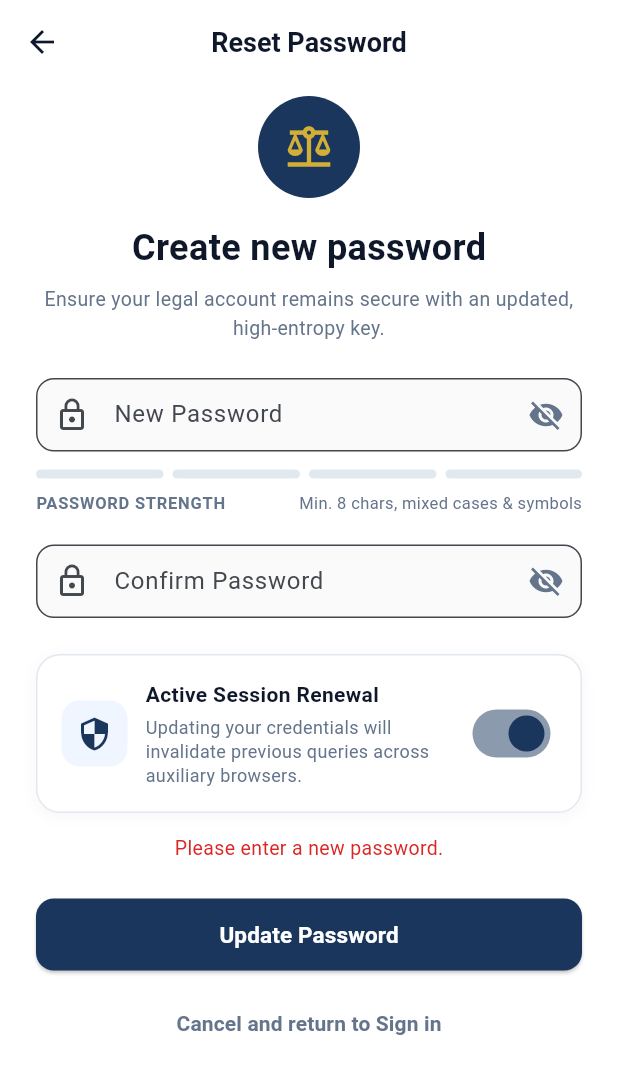
After one commit to laliguras101/WakilAI, a Flutter app: the PasswordRecoveryScreen screen opened directly, after a tap on "Update Password", on a phone screen of 412 x 824 dp. The commit adds this screen. Shown: the top 1074 px of the screen. Run offline on Flutter 3.47's test engine with Material 3 defaults, Android fonts, the phone set to English and light mode, and no system bars.

Commit message:
feat(US-13): add Figma-matched PasswordRecoveryScreen with global session revocation toggle

```diff
--- a/lib/view/authentication/login_screen.dart
+++ b/lib/view/authentication/login_screen.dart
@@ -2,6 +2,7 @@ import 'package:ai39a/constants/app_colors.dart';
 import 'package:ai39a/constants/app_images.dart';
 import 'package:ai39a/services/auth_service.dart';
 import 'package:ai39a/view/authentication/otp_verification_screen.dart';
+import 'package:ai39a/view/authentication/password_recovery_screen.dart';
 import 'package:ai39a/view/authentication/widgets/social_media_card.dart';
 import 'package:ai39a/view/dashboard/dashboard_screen.dart';
 import 'package:flutter/material.dart';
@@ -65,7 +66,7 @@ class _LoginScreenState extends State<LoginScreen> {
       ),
       body: SafeArea(
         child: SingleChildScrollView(
-          padding: const EdgeInsets.symmetric(horizontal: 24.0, vertical: 8.0),
+          padding: const EdgeInsets.symmetric(horizontal: 24.0, vertical: 4.0),
           child: Form(
             key: _formKey,
             child: Column(
@@ -73,40 +74,40 @@ class _LoginScreenState extends State<LoginScreen> {
               children: [
                 // Brand Emblem
                 Container(
-                  width: 68,
-                  height: 68,
+                  width: 56,
+                  height: 56,
                   decoration: const BoxDecoration(
                     color: AppColors.primary,
                     shape: BoxShape.circle,
                   ),
                   child: const Center(
-                    child: Icon(Icons.balance, color: AppColors.emblemGold, size: 34),
+                    child: Icon(Icons.balance, color: AppColors.emblemGold, size: 28),
                   ),
                 ),
 
-                const SizedBox(height: 16),
+                const SizedBox(height: 10),
 
                 const Text(
                   "Sign in to Wakil",
                   style: TextStyle(
-                    fontSize: 24,
+                    fontSize: 22,
                     fontWeight: FontWeight.bold,
                     color: AppColors.textPrimary,
                   ),
                 ),
 
-                const SizedBox(height: 6),
+                const SizedBox(height: 4),
 
                 const Text(
                   "Sync your legal conversations, saved statutes, and case notes securely across devices.",
                   textAlign: TextAlign.center,
                   style: TextStyle(
-                    fontSize: 13,
+                    fontSize: 12,
                     color: AppColors.textSecondary,
                   ),
                 ),
 
-                const SizedBox(height: 24),
+                const SizedBox(height: 14),
 
                 // Social Media Buttons (AI39A Techstack)
                 Row(
@@ -134,7 +135,7 @@ class _LoginScreenState extends State<LoginScreen> {
                   ],
                 ),
 
-                const SizedBox(height: 20),
+                const SizedBox(height: 14),
 
                 Row(
                   children: [
@@ -155,7 +156,7 @@ class _LoginScreenState extends State<LoginScreen> {
                   ],
                 ),
 
-                const SizedBox(height: 20),
+                const SizedBox(height: 14),
 
                 // US-04: Email / Phone Input
                 TextFormField(
@@ -186,7 +187,7 @@ class _LoginScreenState extends State<LoginScreen> {
                   },
                 ),
 
-                const SizedBox(height: 16),
+                const SizedBox(height: 12),
 
                 // US-05: Password Input with Eye Visibility Toggle
                 TextFormField(
@@ -227,15 +228,44 @@ class _LoginScreenState extends State<LoginScreen> {
                   },
                 ),
 
+                const SizedBox(height: 4),
+
+                Align(
+                  alignment: Alignment.centerRight,
+                  child: TextButton(
+                    key: const Key('forgot_password_button'),
+                    style: TextButton.styleFrom(
+                      padding: EdgeInsets.zero,
+                      minimumSize: const Size(50, 30),
+                      tapTargetSize: MaterialTapTargetSize.shrinkWrap,
+                    ),
+                    onPressed: () {
+                      Navigator.of(context).push(
+                        MaterialPageRoute(
+                          builder: (_) => const PasswordRecoveryScreen(),
+                        ),
+                      );
+                    },
+                    child: const Text(
+                      "Forgot Password?",
+                      style: TextStyle(
+                        fontSize: 12,
+                        fontWeight: FontWeight.w600,
+                        color: AppColors.primary,
+                      ),
+                    ),
+                  ),
+                ),
+
                 if (_errorMessage != null) ...[
-                  const SizedBox(height: 12),
+                  const SizedBox(height: 8),
                   Text(
                     _errorMessage!,
                     style: const TextStyle(color: AppColors.error, fontSize: 13),
                   ),
                 ],
 
-                const SizedBox(height: 20),
+                const SizedBox(height: 12),
 
                 // Submit Button
                 SizedBox(
--- /dev/null
+++ b/lib/view/authentication/password_recovery_screen.dart
@@ -0,0 +1,483 @@
+import 'package:ai39a/constants/app_colors.dart';
+import 'package:ai39a/services/auth_service.dart';
+import 'package:flutter/material.dart';
+
+class PasswordRecoveryScreen extends StatefulWidget {
+  const PasswordRecoveryScreen({super.key});
+
+  @override
+  State<PasswordRecoveryScreen> createState() => _PasswordRecoveryScreenState();
+}
+
+class _PasswordRecoveryScreenState extends State<PasswordRecoveryScreen> {
+  final _formKey = GlobalKey<FormState>();
+  final TextEditingController _newPasswordController = TextEditingController();
+  final TextEditingController _confirmPasswordController = TextEditingController();
+
+  bool _newPasswordVisible = false;
+  bool _confirmPasswordVisible = false;
+  bool _revokeOtherSessions = true;
+  bool _isLoading = false;
+  String? _errorMessage;
+
+  @override
+  void dispose() {
+    _newPasswordController.dispose();
+    _confirmPasswordController.dispose();
+    super.dispose();
+  }
+
+  int get _passwordStrength {
+    final password = _newPasswordController.text;
+    if (password.isEmpty) return 0;
+    int score = 0;
+    if (password.length >= 8) score++;
+    if (RegExp(r'[a-z]').hasMatch(password) && RegExp(r'[A-Z]').hasMatch(password)) score++;
+    if (RegExp(r'[0-9]').hasMatch(password)) score++;
+    if (RegExp(r'[!@#\$%^&*(),.?":{}|<>_~`\-+=/\\]').hasMatch(password)) score++;
+
+    if (score == 0 && password.isNotEmpty) score = 1;
+    if (password.length < 6 && score > 1) score = 1;
+    return score.clamp(0, 4);
+  }
+
+  String _getStrengthLabel(int strength) {
+    switch (strength) {
+      case 1:
+        return 'WEAK KEY';
+      case 2:
+        return 'FAIR KEY';
+      case 3:
+        return 'GOOD KEY';
+      case 4:
+        return 'STRONG KEY';
+      default:
+        return 'PASSWORD STRENGTH';
+    }
+  }
+
+  Color _getStrengthColor(int strength) {
+    switch (strength) {
+      case 1:
+        return AppColors.error;
+      case 2:
+        return const Color(0xFFF59E0B);
+      case 3:
+        return const Color(0xFF0D9488);
+      case 4:
+        return AppColors.success;
+      default:
+        return AppColors.cardBorder;
+    }
+  }
+
+  bool get _passwordsMatch =>
+      _newPasswordController.text.isNotEmpty &&
+      _confirmPasswordController.text.isNotEmpty &&
+      _newPasswordController.text == _confirmPasswordController.text;
+
+  Future<void> _handleUpdatePassword() async {
+    final newPassword = _newPasswordController.text;
+    final confirmPassword = _confirmPasswordController.text;
+
+    if (newPassword.isEmpty) {
+      setState(() {
+        _errorMessage = 'Please enter a new password.';
+      });
+      return;
+    }
+
+    if (newPassword.length < 6) {
+      setState(() {
+        _errorMessage = 'Password must be at least 6 characters.';
+      });
+      return;
+    }
+
+    if (newPassword != confirmPassword) {
+      setState(() {
+        _errorMessage = 'Passwords do not match.';
+      });
+      return;
+    }
+
+    setState(() {
+      _isLoading = true;
+      _errorMessage = null;
+    });
+
+    try {
+      await AuthService().updatePasswordWithRevocation(
+        newPassword: newPassword,
+        revokeOtherSessions: _revokeOtherSessions,
+      );
+
+      if (!mounted) return;
+
+      ScaffoldMessenger.of(context).showSnackBar(
+        const SnackBar(
+          content: Text('Password updated successfully. Please sign in.'),
+          backgroundColor: AppColors.success,
+        ),
+      );
+
+      Navigator.of(context).pop();
+    } catch (e) {
+      if (!mounted) return;
+      setState(() {
+        _errorMessage = e.toString();
+      });
+    } finally {
+      if (mounted) {
+        setState(() {
+          _isLoading = false;
+        });
+      }
+    }
+  }
+
+  @override
+  Widget build(BuildContext context) {
+    final strength = _passwordStrength;
+    final strengthColor = _getStrengthColor(strength);
+
+    return Scaffold(
+      backgroundColor: Colors.white,
+      appBar: AppBar(
+        backgroundColor: Colors.transparent,
+        elevation: 0,
+        leading: IconButton(
+          key: const Key('back_button'),
+          icon: const Icon(Icons.arrow_back, color: AppColors.textPrimary),
+          onPressed: () => Navigator.of(context).pop(),
+        ),
+        title: const Text(
+          "Reset Password",
+          style: TextStyle(
+            fontSize: 18,
+            fontWeight: FontWeight.bold,
+            color: AppColors.textPrimary,
+          ),
+        ),
+        centerTitle: true,
+      ),
+      body: SafeArea(
+        child: SingleChildScrollView(
+          padding: const EdgeInsets.symmetric(horizontal: 24.0, vertical: 8.0),
+          child: Form(
+            key: _formKey,
+            child: Column(
+              crossAxisAlignment: CrossAxisAlignment.center,
+              children: [
+                // Scales of Justice Emblem
+                Container(
+                  key: const Key('scales_of_justice_emblem'),
+                  width: 68,
+                  height: 68,
+                  decoration: const BoxDecoration(
+                    color: AppColors.primary,
+                    shape: BoxShape.circle,
+                  ),
+                  child: const Center(
+                    child: Icon(Icons.balance, color: AppColors.emblemGold, size: 34),
+                  ),
+                ),
+
+                const SizedBox(height: 16),
+
+                const Text(
+                  'Create new password',
+                  style: TextStyle(
+                    fontSize: 24,
+                    fontWeight: FontWeight.bold,
+                    color: AppColors.textPrimary,
+                  ),
+                ),
+
+                const SizedBox(height: 8),
+
+                const Text(
+                  'Ensure your legal account remains secure with an updated, high-entropy key.',
+                  textAlign: TextAlign.center,
+                  style: TextStyle(
+                    fontSize: 13,
+                    color: AppColors.textSecondary,
+                  ),
+                ),
+
+                const SizedBox(height: 24),
+
+                // Field 1: New Password
+                TextFormField(
+                  key: const Key('new_password_field'),
+                  controller: _newPasswordController,
+                  obscureText: !_newPasswordVisible,
+                  style: const TextStyle(fontSize: 14),
+                  onChanged: (_) => setState(() {}),
+                  decoration: InputDecoration(
+                    labelText: "New Password",
+                    hintText: "••••••••",
+                    prefixIcon: const Icon(Icons.lock_outline),
+                    suffixIcon: IconButton(
+                      key: const Key('toggle_new_password_visibility'),
+                      icon: Icon(
+                        _newPasswordVisible ? Icons.visibility : Icons.visibility_off,
+                        color: AppColors.textSecondary,
+                      ),
+                      onPressed: () {
+                        setState(() {
+                          _newPasswordVisible = !_newPasswordVisible;
+                        });
+                      },
+                    ),
+                    filled: true,
+                    fillColor: Colors.grey.shade50,
+                    contentPadding: const EdgeInsets.symmetric(horizontal: 16, vertical: 14),
+                    border: OutlineInputBorder(borderRadius: BorderRadius.circular(12)),
+                  ),
+                ),
+
+                const SizedBox(height: 12),
+
+                // Dynamic 4-Bar Strength Meter
+                Column(
+                  key: const Key('password_strength_meter'),
+                  crossAxisAlignment: CrossAxisAlignment.start,
+                  children: [
+                    Row(
+                      children: List.generate(4, (index) {
+                        final isLit = index < strength;
+                        final barColor = isLit ? strengthColor : const Color(0xFFE2E8F0);
+                        return Expanded(
+                          child: Container(
+                            key: Key('strength_bar_$index'),
+                            margin: EdgeInsets.only(right: index < 3 ? 6.0 : 0.0),
+                            height: 6,
+                            decoration: BoxDecoration(
+                              color: barColor,
+                              borderRadius: BorderRadius.circular(3),
+                            ),
+                          ),
+                        );
+                      }),
+                    ),
+                    const SizedBox(height: 8),
+                    Row(
+                      mainAxisAlignment: MainAxisAlignment.spaceBetween,
+                      children: [
+                        Text(
+                          _getStrengthLabel(strength),
+                          key: const Key('password_strength_label'),
+                          style: TextStyle(
+                            fontSize: 11,
+                            fontWeight: FontWeight.bold,
+                            letterSpacing: 0.5,
+                            color: strength > 0 ? strengthColor : AppColors.textSecondary,
+                          ),
+                        ),
+                        const Text(
+                          'Min. 8 chars, mixed cases & symbols',
+                          style: TextStyle(
+                            fontSize: 11,
+                            color: AppColors.textSecondary,
+                          ),
+                        ),
+                      ],
+                    ),
+                  ],
+                ),
+
+                const SizedBox(height: 20),
+
+                // Field 2: Confirm Password
+                TextFormField(
+                  key: const Key('confirm_password_field'),
+                  controller: _confirmPasswordController,
+                  obscureText: !_confirmPasswordVisible,
+                  style: const TextStyle(fontSize: 14),
+                  onChanged: (_) => setState(() {}),
+                  decoration: InputDecoration(
+                    labelText: "Confirm Password",
+                    hintText: "••••••••",
+                    prefixIcon: const Icon(Icons.lock_outline),
+                    suffixIcon: IconButton(
+                      key: const Key('toggle_confirm_password_visibility'),
+                      icon: Icon(
+                        _confirmPasswordVisible ? Icons.visibility : Icons.visibility_off,
+                        color: AppColors.textSecondary,
+                      ),
+                      onPressed: () {
+                        setState(() {
+                          _confirmPasswordVisible = !_confirmPasswordVisible;
+                        });
+                      },
+                    ),
+                    filled: true,
+                    fillColor: Colors.grey.shade50,
+                    contentPadding: const EdgeInsets.symmetric(horizontal: 16, vertical: 14),
+                    border: OutlineInputBorder(borderRadius: BorderRadius.circular(12)),
+                  ),
+                ),
+
+                // Match Indicator
+                if (_confirmPasswordController.text.isNotEmpty) ...[
+                  const SizedBox(height: 8),
+                  Row(
+                    key: const Key('match_indicator'),
+                    children: [
+                      Icon(
+                        _passwordsMatch ? Icons.check_circle : Icons.cancel,
+                        size: 16,
+                        color: _passwordsMatch ? AppColors.success : AppColors.error,
+                      ),
+                      const SizedBox(width: 6),
+                      Text(
+                        _passwordsMatch ? 'Passwords match securely' : 'Passwords do not match',
+                        style: TextStyle(
+                          fontSize: 12,
+                          fontWeight: FontWeight.w500,
+                          color: _passwordsMatch ? AppColors.success : AppColors.error,
+                        ),
+                      ),
+                    ],
+                  ),
+                ],
+
+                const SizedBox(height: 24),
+
+                // Security Micro-Context Card ('Active Session Renewal')
+                Container(
+                  key: const Key('active_session_renewal_card'),
+                  padding: const EdgeInsets.all(16),
+                  decoration: BoxDecoration(
+                    color: Colors.white,
+                    borderRadius: BorderRadius.circular(16),
+                    border: Border.all(color: AppColors.cardBorder),
+                    boxShadow: [
+                      BoxShadow(
+                        color: Colors.black.withValues(alpha: 0.04),
+                        blurRadius: 8,
+                        offset: const Offset(0, 2),
+                      ),
+                    ],
+                  ),
+                  child: Row(
+                    crossAxisAlignment: CrossAxisAlignment.center,
+                    children: [
+                      Container(
+                        width: 44,
+                        height: 44,
+                        decoration: BoxDecoration(
+                          color: AppColors.primaryContainer,
+                          borderRadius: BorderRadius.circular(12),
+                        ),
+                        child: const Icon(
+                          Icons.security,
+                          color: AppColors.primary,
+                          size: 24,
+                        ),
+                      ),
+                      const SizedBox(width: 12),
+                      const Expanded(
+                        child: Column(
+                          crossAxisAlignment: CrossAxisAlignment.start,
+                          children: [
+                            Text(
+                              'Active Session Renewal',
+                              style: TextStyle(
+                                fontSize: 14,
+                                fontWeight: FontWeight.bold,
+                                color: AppColors.textPrimary,
+                              ),
+                            ),
+                            SizedBox(height: 4),
+                            Text(
+                              'Updating your credentials will invalidate previous queries across auxiliary browsers.',
+                              style: TextStyle(
+                                fontSize: 12,
+                                color: AppColors.textSecondary,
+                                height: 1.3,
+                              ),
+                            ),
+                          ],
+                        ),
+                      ),
+                      const SizedBox(width: 8),
+                      Switch(
+                        key: const Key('global_session_revocation_toggle'),
+                        value: _revokeOtherSessions,
+                        activeThumbColor: AppColors.primary,
+                        activeTrackColor: AppColors.primary.withValues(alpha: 0.5),
+                        onChanged: (val) {
+                          setState(() {
+                            _revokeOtherSessions = val;
+                          });
+                        },
+                      ),
+                    ],
+                  ),
+                ),
+
+                if (_errorMessage != null) ...[
+                  const SizedBox(height: 14),
+                  Text(
+                    _errorMessage!,
+                    key: const Key('recovery_error_message'),
+                    style: const TextStyle(color: AppColors.error, fontSize: 13),
+                  ),
+                ],
+
+                const SizedBox(height: 24),
+
+                // Action Button: Update Password
+                SizedBox(
+                  width: double.infinity,
+                  height: 48,
+                  child: ElevatedButton(
+                    key: const Key('update_password_button'),
+                    onPressed: _isLoading ? null : _handleUpdatePassword,
+                    style: ElevatedButton.styleFrom(
+                      backgroundColor: AppColors.primary,
+                      foregroundColor: Colors.white,
+                      shape: RoundedRectangleBorder(borderRadius: BorderRadius.circular(12)),
+                    ),
+                    child: _isLoading
+                        ? const SizedBox(
+                            width: 20,
+                            height: 20,
+                            child: CircularProgressIndicator(strokeWidth: 2, color: Colors.white),
+                          )
+                        : const Text(
+                            'Update Password',
+                            style: TextStyle(fontSize: 15, fontWeight: FontWeight.bold),
+                          ),
+                  ),
+                ),
+
+                const SizedBox(height: 12),
+
+                // Link: Cancel and return to Sign in
+                SizedBox(
+                  width: double.infinity,
+                  height: 46,
+                  child: TextButton(
+                    key: const Key('cancel_button'),
+                    onPressed: () => Navigator.of(context).pop(),
+                    child: const Text(
+                      'Cancel and return to Sign in',
+                      style: TextStyle(
+                        fontSize: 14,
+                        fontWeight: FontWeight.w600,
+                        color: AppColors.textSecondary,
+                      ),
+                    ),
+                  ),
+                ),
+              ],
+            ),
+          ),
+        ),
+      ),
+    );
+  }
+}
```
